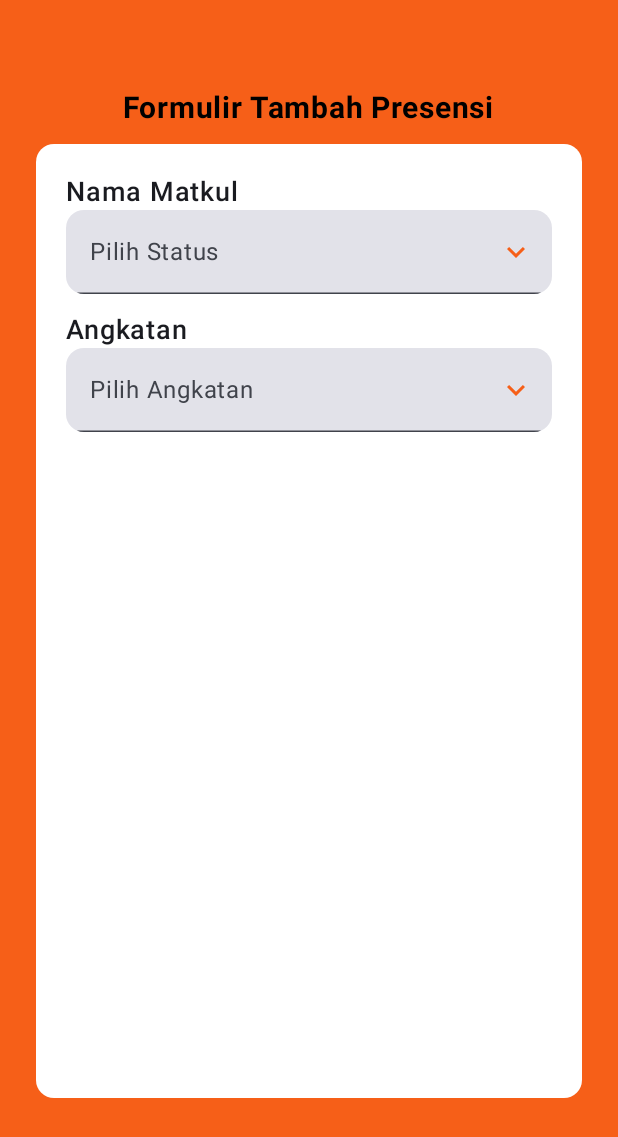
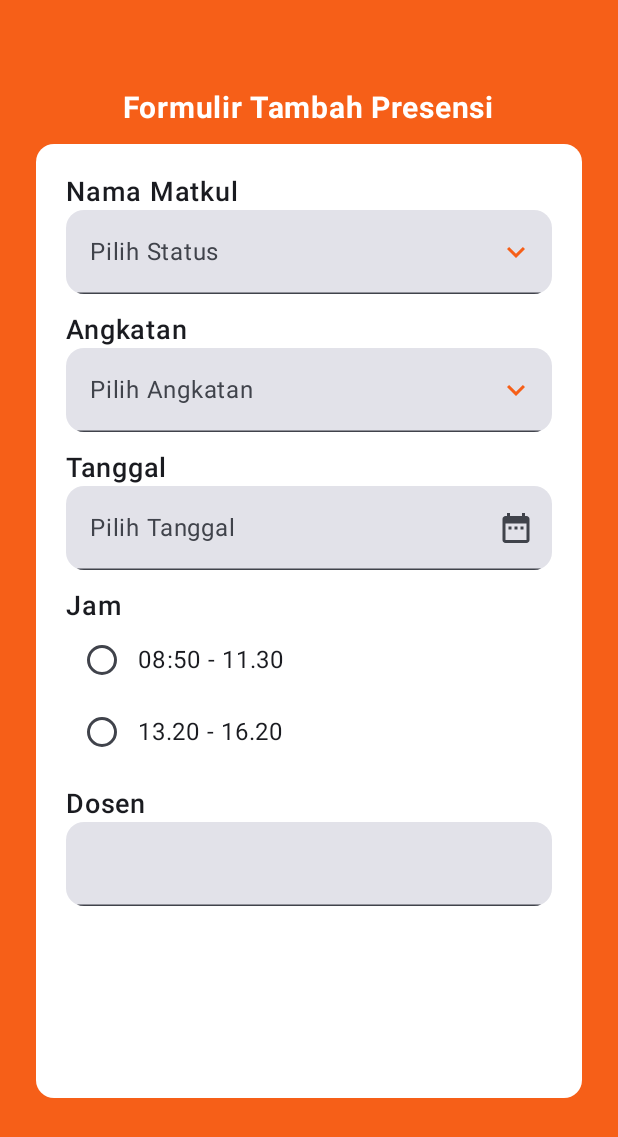
Before and after one commit to Puong206/UCP1_029, an Android app built with Jetpack Compose: the FormPage screen opened through its navigation route, on a phone screen of 412 x 824 dp. Shown: the top 1137 px of the screen. Run offline under Robolectric (Android 15) with nearby library versions, the phone set to English and light mode, and no system bars.

Commit message:
Menambahkan DatePicker, RadioButton dan TextField untuk isian form

```diff
--- a/app/src/main/java/com/example/ucp1/view/Formulir.kt
+++ b/app/src/main/java/com/example/ucp1/view/Formulir.kt
@@ -3,15 +3,19 @@ package com.example.ucp1.view
 import androidx.compose.foundation.background
 import androidx.compose.foundation.layout.Arrangement
 import androidx.compose.foundation.layout.Column
+import androidx.compose.foundation.layout.Row
 import androidx.compose.foundation.layout.fillMaxSize
 import androidx.compose.foundation.layout.fillMaxWidth
 import androidx.compose.foundation.layout.padding
-import androidx.compose.foundation.layout.size
+import androidx.compose.foundation.selection.selectable
 import androidx.compose.foundation.shape.RoundedCornerShape
 import androidx.compose.material.icons.Icons
+import androidx.compose.material.icons.filled.DateRange
 import androidx.compose.material.icons.filled.KeyboardArrowDown
 import androidx.compose.material3.Card
 import androidx.compose.material3.CardDefaults
+import androidx.compose.material3.DatePicker
+import androidx.compose.material3.DatePickerDialog
 import androidx.compose.material3.DropdownMenuItem
 import androidx.compose.material3.ExperimentalMaterial3Api
 import androidx.compose.material3.ExposedDropdownMenuBox
@@ -19,8 +23,11 @@ import androidx.compose.material3.ExposedDropdownMenuDefaults
 import androidx.compose.material3.Icon
 import androidx.compose.material3.IconButton
 import androidx.compose.material3.MenuDefaults
+import androidx.compose.material3.RadioButton
 import androidx.compose.material3.Text
+import androidx.compose.material3.TextButton
 import androidx.compose.material3.TextField
+import androidx.compose.material3.rememberDatePickerState
 import androidx.compose.runtime.Composable
 import androidx.compose.runtime.getValue
 import androidx.compose.runtime.mutableStateOf
@@ -34,6 +41,14 @@ import androidx.compose.ui.text.font.FontWeight
 import androidx.compose.ui.unit.dp
 import androidx.compose.ui.unit.sp
 import com.example.ucp1.R
+import java.text.SimpleDateFormat
+import java.util.Date
+import java.util.Locale
+
+private fun convertMillisToDate(millis: Long): String {
+    val formatter = SimpleDateFormat("dd/MM/yyyy", Locale.getDefault())
+    return formatter.format(Date(millis))
+}
 
 @OptIn(ExperimentalMaterial3Api::class)
 @Composable
@@ -42,11 +57,46 @@ fun FormPage(
 ) {
     var txtMatkul by remember { mutableStateOf("") }
     var txtAngkatan by remember { mutableStateOf("") }
+    var txtTgl by remember { mutableStateOf("") }
+    var txtJam by remember { mutableStateOf("") }
+    var txtDosen by remember { mutableStateOf("") }
+    var txtMateri by remember { mutableStateOf("") }
 
     val matkul: List<String> = listOf("PAM", "PAW", "PWS")
     val angkatan: List<String> = listOf("2022", "2023", "2024")
+    var tgl by remember { mutableStateOf("") }
+    val jam: List<String> = listOf("08:50 - 11.30", "13.20 - 16.20")
+    var dosen by remember { mutableStateOf("") }
+    var materi by remember { mutableStateOf("") }
+    val datePickerState = rememberDatePickerState()
     var expanded by remember { mutableStateOf(false) }
     var expanded2 by remember { mutableStateOf(false) }
+    var showDatePicker by remember { mutableStateOf(false) }
+
+    if (showDatePicker) {
+        DatePickerDialog(
+            onDismissRequest = { showDatePicker = false },
+            confirmButton = {
+                TextButton(
+                    onClick = {
+                        showDatePicker = false
+                        datePickerState.selectedDateMillis?.let {
+                            txtTgl = convertMillisToDate(it)
+                        }
+                    }
+                ) {
+                    Text("Pilih")
+                }
+            },
+            dismissButton = {
+                TextButton(onClick = { showDatePicker = false }) {
+                    Text("Batal")
+                }
+            }
+        ) {
+            DatePicker(state = datePickerState)
+        }
+    }
 
     Column(
         modifier = Modifier
@@ -57,11 +107,11 @@ fun FormPage(
         Text(
             text = "Formulir Tambah Presensi",
             fontSize = 20.sp,
-            fontWeight = FontWeight.Bold
+            fontWeight = FontWeight.Bold,
+            color = Color.White
         )
         Card(
             modifier = Modifier
-                //.fillMaxSize()
                 .padding(top = 12.dp, start = 24.dp, end = 24.dp, bottom = 80.dp)
                 .align(Alignment.CenterHorizontally),
             colors = CardDefaults.cardColors(colorResource(R.color.white))
@@ -170,7 +220,70 @@ fun FormPage(
                             }
                         }
                     }
-
+                }
+                Column(modifier = Modifier.fillMaxWidth()) {
+                    Text(
+                        text = "Tanggal",
+                        fontSize = 18.sp,
+                        fontWeight = FontWeight.SemiBold
+                    )
+                    TextField(
+                        value = txtTgl,
+                        onValueChange = {},
+                        label = {Text("Pilih Tanggal")},
+                        readOnly = true,
+                        shape = RoundedCornerShape(12.dp),
+                        trailingIcon = {
+                            IconButton(onClick = {showDatePicker = true}) {
+                                Icon(
+                                    Icons.Filled.DateRange, contentDescription = "Pilih Tanggal"
+                                )}
+                        },
+                        modifier = Modifier.fillMaxWidth()
+                    )
+                }
+                Column(modifier = Modifier.fillMaxWidth()) {
+                    Text(
+                        text = "Jam",
+                        fontSize = 18.sp,
+                        fontWeight = FontWeight.SemiBold
+                    )
+                    Column {
+                        jam.forEach { item ->
+                            Row(modifier = Modifier
+                                .selectable(
+                                    selected = txtJam == item,
+                                    onClick = { txtJam = item}
+                                ),
+                                verticalAlignment = Alignment.CenterVertically
+                            ) {
+                                RadioButton(
+                                    selected = txtJam == item,
+                                    onClick = { txtJam = item }
+                                )
+                                Text(
+                                    text = item,
+                                    fontSize = 16.sp,
+                                    fontWeight = FontWeight.Normal
+                                )
+                            }
+                        }
+                    }
+                }
+                Column(modifier = Modifier.fillMaxWidth()) {
+                    Text(
+                        text = "Dosen",
+                        fontSize = 18.sp,
+                        fontWeight = FontWeight.SemiBold
+                    )
+                    TextField(
+                        value = txtMatkul,
+                        onValueChange = {},
+                        readOnly = false,
+                        shape = RoundedCornerShape(12.dp),
+                        modifier = Modifier
+                            .fillMaxWidth()
+                    )
                 }
             }
         }
```
